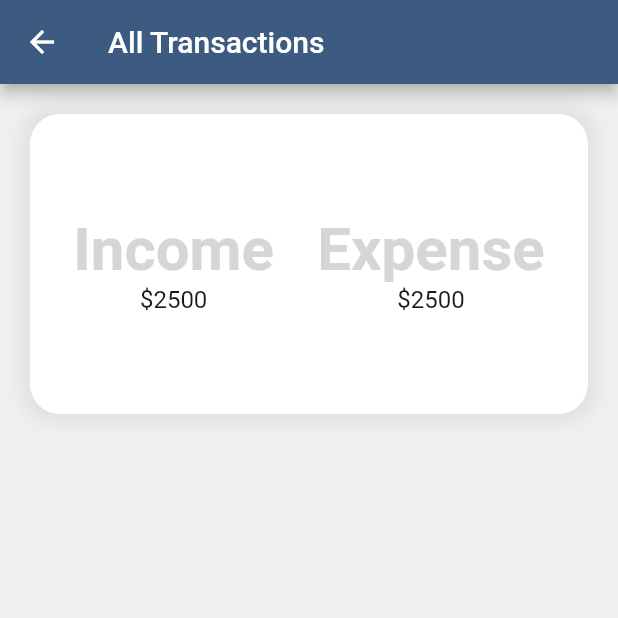
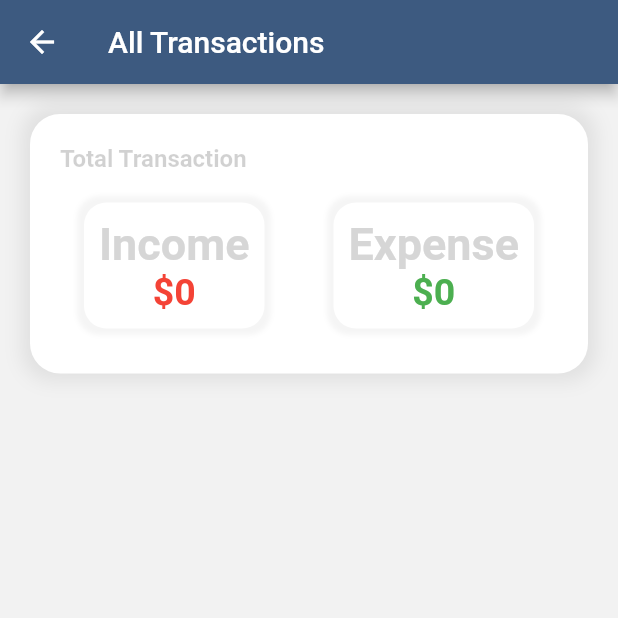
Before and after one commit to nebisin/expense_tracker, a Flutter app: the AllScreen screen opened by its route, on a phone screen of 412 x 824 dp, the top half of it. Run offline on Flutter 3.47's test engine with Material 2 defaults, Android fonts, the phone set to English and light mode, and no system bars; our stand-ins replace hive, hive_flutter; accounts and stored records are empty; generated files the repository leaves out were written again.

Commit message:
clean code

```diff
--- /dev/null
+++ b/lib/helpers/custom_theme.dart
@@ -0,0 +1,74 @@
+import 'package:flutter/material.dart';
+import 'custom_route.dart';
+import 'color_helper.dart';
+
+final ThemeData customTheme = ThemeData(
+  primarySwatch: Colors.blue,
+  primaryColor: UIColorHelper.PRIMARY_COLOR,
+  accentColor: UIColorHelper.ACCENT_COLOR,
+  floatingActionButtonTheme: FloatingActionButtonThemeData(
+    foregroundColor: Colors.white,
+  ),
+  scaffoldBackgroundColor: UIColorHelper.BACKGROUND_COLOR,
+  inputDecorationTheme: defaultInput(),
+  buttonTheme: defaultButton(),
+  textTheme: TextTheme(
+    headline1: TextStyle(
+      fontSize: 72.0,
+      fontWeight: FontWeight.w700,
+    ),
+    headline4: TextStyle(
+      color: UIColorHelper.ACCENT_COLOR,
+      fontWeight: FontWeight.w700,
+      fontSize: 18,
+    ),
+    headline5: TextStyle(
+      color: UIColorHelper.SECONDARY_TEXT_COLOR,
+      fontWeight: FontWeight.w700,
+      fontSize: 20,
+    ),
+    headline6: TextStyle(
+      fontWeight: FontWeight.w700,
+      fontSize: 30,
+      color: UIColorHelper.LIGHT_TEXT_COLOR,
+    ),
+    bodyText2: TextStyle(
+      fontSize: 16.0,
+      color: UIColorHelper.DARK_TEXT_COLOR,
+    ),
+    subtitle2: TextStyle(
+      fontSize: 14.0,
+      color: UIColorHelper.LIGHT_TEXT_COLOR,
+    ),
+  ),
+  pageTransitionsTheme: PageTransitionsTheme(builders: {
+    TargetPlatform.android: CustomPageTransitionBuilder(),
+    TargetPlatform.iOS: CustomPageTransitionBuilder(),
+  }),
+  visualDensity: VisualDensity.adaptivePlatformDensity,
+);
+
+ButtonThemeData defaultButton() {
+  return ButtonThemeData(
+    buttonColor: UIColorHelper.ACCENT_COLOR,
+    textTheme: ButtonTextTheme.primary,
+    shape: RoundedRectangleBorder(
+      borderRadius: BorderRadius.circular(20),
+    ),
+  );
+}
+
+InputDecorationTheme defaultInput() {
+  return InputDecorationTheme(
+    border: const OutlineInputBorder(),
+    enabledBorder: const OutlineInputBorder(
+      borderRadius: BorderRadius.all(Radius.circular(10)),
+      borderSide: const BorderSide(
+        color: UIColorHelper.FORM_COLOR,
+        width: 0.0,
+      ),
+    ),
+    fillColor: UIColorHelper.FORM_COLOR,
+    filled: true,
+  );
+}
--- a/lib/screens/all/all_screen.dart
+++ b/lib/screens/all/all_screen.dart
@@ -18,7 +18,7 @@ class AllScreen extends StatelessWidget {
           itemCount: allItems.length + 1,
           itemBuilder: (ctx, index) {
             if(index == 0)
-              return AllTimeStats();
+              return AllTimeStats(allItems);
             else
               return TransactionItem(
                 allItems[index -1],
--- a/lib/screens/all/widgets/all_time_stats.dart
+++ b/lib/screens/all/widgets/all_time_stats.dart
@@ -1,11 +1,34 @@
+import 'package:expense_tracker/models/transaction.dart';
 import 'package:flutter/material.dart';
 
 class AllTimeStats extends StatelessWidget {
+  final List<Transaction> items;
+
+  AllTimeStats(this.items);
+
+  Map<String, dynamic> get getTotals {
+    double totalExpense = 0.0;
+    double totalIncome = 0.0;
+
+    for (var tx in items) {
+      if (tx.type == ActionType.income) {
+        totalIncome = totalIncome + tx.amount;
+      } else {
+        totalExpense = totalExpense + tx.amount;
+      }
+    }
+
+    return {
+      'income': totalIncome.ceil(),
+      'expense': totalExpense.ceil(),
+    };
+  }
+
   @override
   Widget build(BuildContext context) {
     return Container(
-      height: 200,
       margin: EdgeInsets.symmetric(horizontal: 20, vertical: 20),
+      padding: EdgeInsets.symmetric(vertical: 20),
       decoration: BoxDecoration(
         color: Colors.white,
         borderRadius: BorderRadius.circular(20),
@@ -17,37 +40,94 @@ class AllTimeStats extends StatelessWidget {
           )
         ],
       ),
-      child: Row(
+      child: Column(
+        crossAxisAlignment: CrossAxisAlignment.start,
+        children: [
+          Container(
+            padding: EdgeInsets.only(left: 20, bottom: 10),
+            child: Text(
+              'Total Transaction',
+              style:
+                  Theme.of(context).textTheme.headline6.copyWith(fontSize: 16),
+            ),
+          ),
+          Row(
             mainAxisAlignment: MainAxisAlignment.spaceEvenly,
             children: [
-          Column(
+              Container(
+                padding: EdgeInsets.all(10),
+                margin: EdgeInsets.all(10),
+                decoration: BoxDecoration(
+                  color: Colors.white,
+                  borderRadius: BorderRadius.circular(15),
+                  boxShadow: [
+                    BoxShadow(
+                      blurRadius: 2,
+                      spreadRadius: 4,
+                      color: Colors.grey[100],
+                    )
+                  ],
+                ),
+                child: Column(
                   mainAxisAlignment: MainAxisAlignment.center,
                   children: [
                     Text(
                       'Income',
                       style: TextStyle(
-                  fontSize: 40,
+                        fontSize: 30,
                         fontWeight: FontWeight.bold,
                         color: Colors.grey[350],
                       ),
                     ),
-              Text('\$2500'),
+                    Text(
+                      "\$${getTotals['income']}",
+                      style: TextStyle(
+                        fontSize: 25,
+                        fontWeight: FontWeight.bold,
+                        color: Colors.red,
+                      ),
+                    ),
                   ],
                 ),
-          Column(
+              ),
+              Container(
+                padding: EdgeInsets.all(10),
+                margin: EdgeInsets.all(10),
+                decoration: BoxDecoration(
+                  color: Colors.white,
+                  boxShadow: [
+                    BoxShadow(
+                      blurRadius: 2,
+                      spreadRadius: 4,
+                      color: Colors.grey[100],
+                    )
+                  ],
+                  borderRadius: BorderRadius.circular(15),
+                ),
+                child: Column(
                   mainAxisAlignment: MainAxisAlignment.center,
                   children: [
                     Text(
                       'Expense',
                       style: TextStyle(
-                  fontSize: 40,
+                        fontSize: 30,
                         fontWeight: FontWeight.bold,
                         color: Colors.grey[350],
                       ),
                     ),
-              Text('\$2500'),
+                    Text(
+                      "\$${getTotals['expense']}",
+                      style: TextStyle(
+                        fontSize: 25,
+                        fontWeight: FontWeight.bold,
+                        color: Colors.green,
+                      ),
+                    ),
                   ],
+                ),
               )
+            ],
+          ),
         ],
       ),
     );
```
Also changed, not shown: lib/helpers/color_helper.dart (added, +12 -0 lines), lib/main.dart (+3 -56 lines), lib/screens/all/widgets/transaction_item.dart (+2 -9 lines), lib/screens/dashboard/widgets/favorite_transactions.dart (+5 -12 lines), lib/screens/dashboard/widgets/latest_transactions.dart (+5 -12 lines). Lines whose indentation alone changed are shown as unchanged.
